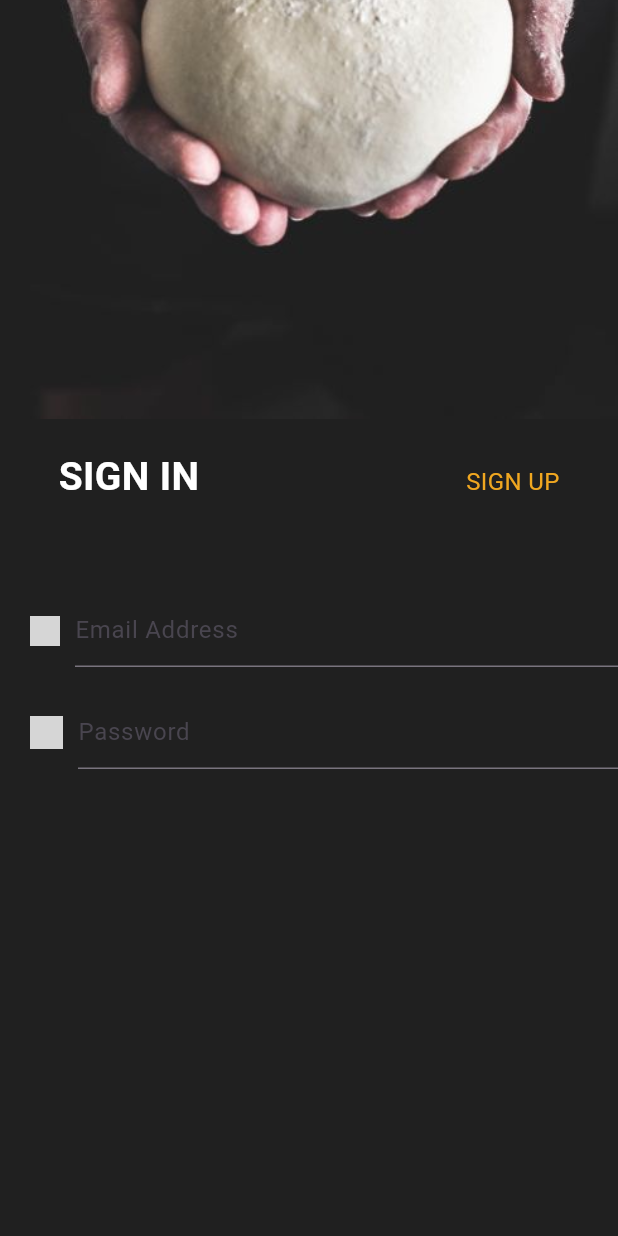
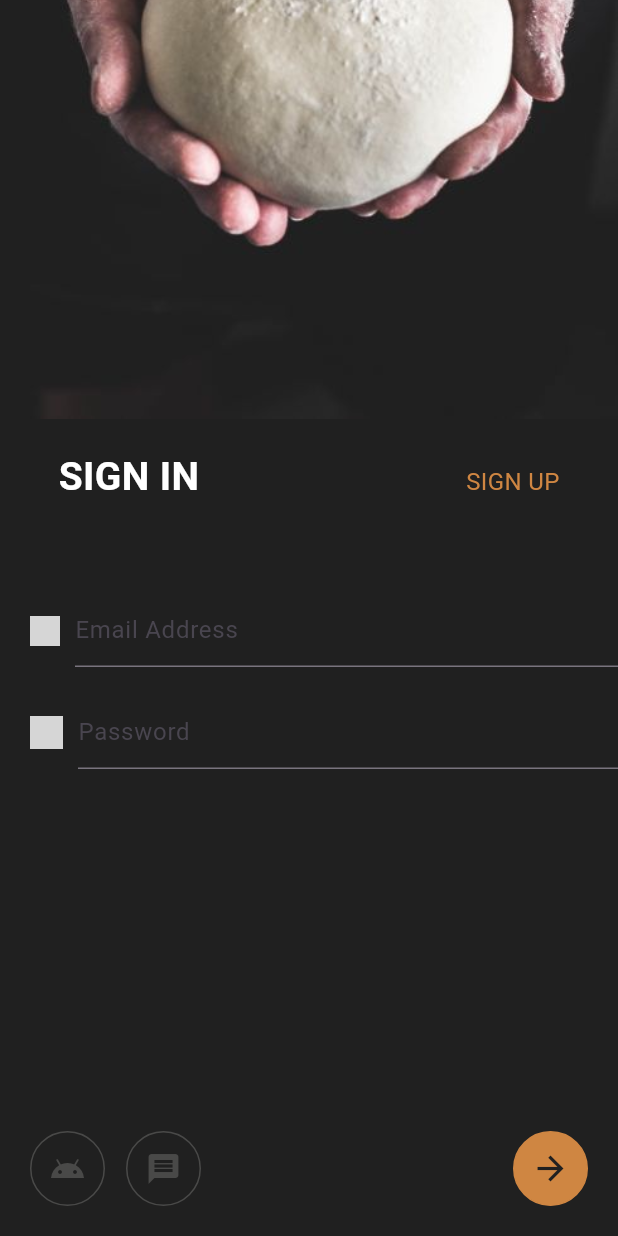
Before and after one commit to Chanon-ai/week4, a Flutter app: the screen it shows after launch, on a phone screen of 412 x 824 dp. Run offline on Flutter 3.47's test engine with Material 3 defaults, Android fonts, the phone set to English and light mode, and no system bars; our stand-ins replace google_fonts; network calls fail; grey boxes are pictures that could not be loaded.

Commit message:
final ass1.Week6

```diff
--- a/lib/week6/Ass1.dart
+++ b/lib/week6/Ass1.dart
@@ -8,7 +8,8 @@ class SignIn extends StatefulWidget {
 }
 
 const Color bgColor = Color(0xFF202020);
-const Color Icon = Color.fromARGB(255, 240, 167, 32);
+const Color IconColor = Color.fromARGB(255, 207, 134, 66);
+const Color Icon2 = Color.fromARGB(255, 73, 73, 72);
 
 class _SignInState extends State<SignIn> {
   @override
@@ -22,7 +23,7 @@ class _SignInState extends State<SignIn> {
               Align(
                 alignment: Alignment.bottomCenter,
                 heightFactor: 0.45,
-                child: Image.asset('assets/img/baking.jpg'),
+                child: Image.asset('assets/images/baking.jpg'),
               ),
 
               Padding(
@@ -43,7 +44,7 @@ class _SignInState extends State<SignIn> {
                       padding: const EdgeInsets.only(top: 10, left: 100),
                       child: Text(
                         'SIGN UP',
-                        style: TextStyle(fontSize: 16, color: Icon),
+                        style: TextStyle(fontSize: 16, color: IconColor),
                       ),
                     ),
                   ],
@@ -58,7 +59,7 @@ class _SignInState extends State<SignIn> {
                       'https://icons.iconarchive.com/icons/icons8/windows-8/256/Users-Email-icon.png',
                       width: 20,
                       height: 20,
-                      color: Icon,
+                      color: IconColor,
                     ),
                     SizedBox(width: 10),
                     Expanded(
@@ -79,7 +80,7 @@ class _SignInState extends State<SignIn> {
                       'https://icons.iconarchive.com/icons/pictogrammers/material/256/lock-open-outline-icon.png',
                       width: 22,
                       height: 22,
-                      color: Icon,
+                      color: IconColor,
                     ),
                     SizedBox(width: 10),
                     Expanded(
@@ -92,8 +93,53 @@ class _SignInState extends State<SignIn> {
                   ],
                 ),
               ),
+              Spacer(),
 
+              Padding(
+                padding: const EdgeInsets.all(20),
+                child: Row(
+                  children: [
+                    Ink(
+                      decoration: const ShapeDecoration(
+                        shape: CircleBorder(side: BorderSide(color: Icon2)),
+                      ),
+                      child: IconButton(
+                        icon: const Icon(Icons.android),
+                        iconSize: 24,
+                        color: Icon2,
+                        onPressed: () {},
+                      ),
+                    ),
 
+                    SizedBox(width: 14),
+
+                    Ink(
+                      decoration: const ShapeDecoration(
+                        shape: CircleBorder(side: BorderSide(color: Icon2)),
+                      ),
+                      child: IconButton(
+                        icon: const Icon(Icons.message),
+                        iconSize: 24,
+                        color: Icon2,
+                        onPressed: () {},
+                      ),
+                    ),
+                    Spacer(),
+                    Ink(
+                      decoration: const ShapeDecoration(
+                        color: IconColor,
+                        shape: CircleBorder(side: BorderSide(color: IconColor)),
+                      ),
+                      child: IconButton(
+                        icon: const Icon(Icons.arrow_forward),
+                        iconSize: 26,
+                        color: bgColor,
+                        onPressed: () {},
+                      ),
+                    ),
+                  ],
+                ),
+              ),
             ],
           ),
         ),
--- a/pubspec.yaml
+++ b/pubspec.yaml
@@ -59,7 +59,7 @@ flutter:
 
   # To add assets to your application, add an assets section, like this:
   assets:
-    - assets/img/
+    - assets/images/
   #   - images/a_dot_ham.jpeg
 
   # An image asset can refer to one or more resolution-specific "variants", see
```
Also changed, not shown: assets/images/baking.jpg (renamed from assets/img/baking.jpg), assets/images/clock-tower.jpg (renamed from assets/img/clock-tower.jpg), assets/images/gmail.png (renamed from assets/img/gmail.png), assets/images/landscape.png (renamed from assets/img/landscape.png), assets/images/salad.jpg (renamed from assets/img/salad.jpg).
